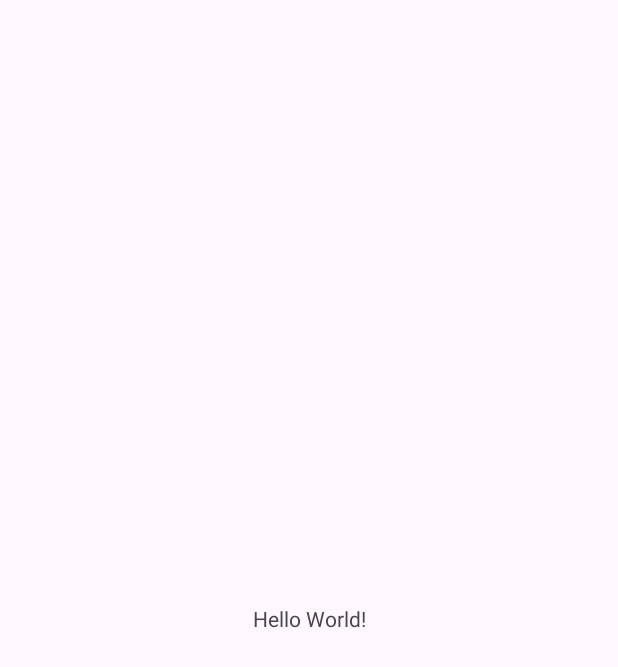
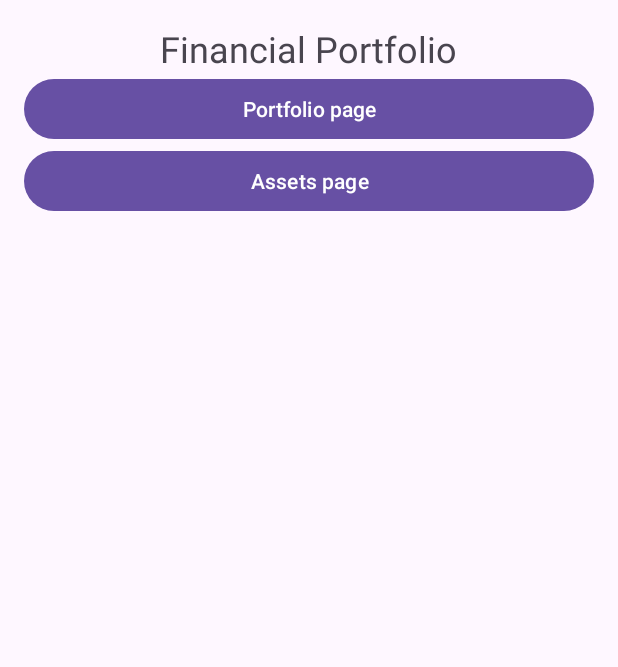
Before and after one commit to UdovikArtem/FinPortfolio, an Android app: the screen it shows after launch (MainActivity), on a phone screen of 412 x 824 dp. Before the commit the part shown is almost empty. Shown: the top 667 px of the screen. Run offline under Robolectric (Android 15) with nearby library versions, the phone set to English and light mode, and no system bars.

```diff
--- a/app/build.gradle
+++ b/app/build.gradle
@@ -30,6 +30,9 @@ android {
     kotlinOptions {
         jvmTarget = '1.8'
     }
+    viewBinding {
+        enabled = true
+    }
 }
 
 dependencies {
@@ -39,6 +42,8 @@ dependencies {
     implementation libs.material
     implementation libs.androidx.activity
     implementation libs.androidx.constraintlayout
+    implementation libs.androidx.navigation.fragment.ktx
+    implementation libs.androidx.navigation.ui.ktx
     testImplementation libs.junit
     androidTestImplementation libs.androidx.junit
     androidTestImplementation libs.androidx.espresso.core
--- a/app/src/main/java/com/example/finportfolio/MainActivity.kt
+++ b/app/src/main/java/com/example/finportfolio/MainActivity.kt
@@ -1,20 +1,15 @@
 package com.example.finportfolio
 
 import android.os.Bundle
-import androidx.activity.enableEdgeToEdge
 import androidx.appcompat.app.AppCompatActivity
-import androidx.core.view.ViewCompat
-import androidx.core.view.WindowInsetsCompat
+import com.example.finportfolio.databinding.ActivityMainBinding
 
 class MainActivity : AppCompatActivity() {
+    private lateinit var binding: ActivityMainBinding
+
     override fun onCreate(savedInstanceState: Bundle?) {
         super.onCreate(savedInstanceState)
-        enableEdgeToEdge()
-        setContentView(R.layout.activity_main)
-        ViewCompat.setOnApplyWindowInsetsListener(findViewById(R.id.main)) { v, insets ->
-            val systemBars = insets.getInsets(WindowInsetsCompat.Type.systemBars())
-            v.setPadding(systemBars.left, systemBars.top, systemBars.right, systemBars.bottom)
-            insets
-        }
+        binding = ActivityMainBinding.inflate(layoutInflater)
+        setContentView(binding.root)
     }
 }
--- /dev/null
+++ b/app/src/main/java/com/example/finportfolio/fragments/main/MainFragment.kt
@@ -0,0 +1,40 @@
+package com.example.finportfolio.fragments.main
+
+import android.os.Bundle
+import android.view.LayoutInflater
+import android.view.View
+import android.view.ViewGroup
+import androidx.fragment.app.Fragment
+import androidx.navigation.fragment.findNavController
+import com.example.finportfolio.R
+import com.example.finportfolio.databinding.FragmentMainBinding
+
+class MainFragment : Fragment() {
+    private var _binding: FragmentMainBinding? = null
+    private val binding get() = _binding!!
+
+    override fun onCreateView(
+        inflater: LayoutInflater, container: ViewGroup?,
+        savedInstanceState: Bundle?
+    ): View {
+        _binding = FragmentMainBinding.inflate(inflater, container, false)
+        return binding.root
+    }
+
+    override fun onViewCreated(view: View, savedInstanceState: Bundle?) {
+        super.onViewCreated(view, savedInstanceState)
+
+        binding.buttonFragmentPortfolio.setOnClickListener {
+            findNavController().navigate(R.id.action_mainFragment_to_portfolioFragment)
+        }
+
+        binding.buttonFragmentAsset.setOnClickListener {
+            findNavController().navigate(R.id.action_mainFragment_to_assetFragment)
+        }
+    }
+
+    override fun onDestroyView() {
+        super.onDestroyView()
+        _binding = null
+    }
+}
--- a/app/src/main/res/layout/activity_main.xml
+++ b/app/src/main/res/layout/activity_main.xml
@@ -1,19 +1,17 @@
 <?xml version="1.0" encoding="utf-8"?>
 <androidx.constraintlayout.widget.ConstraintLayout xmlns:android="http://schemas.android.com/apk/res/android"
+    xmlns:tools="http://schemas.android.com/tools"
     xmlns:app="http://schemas.android.com/apk/res-auto"
-    xmlns:tools="http://schemas.android.com/tools"
     android:id="@+id/main"
     android:layout_width="match_parent"
     android:layout_height="match_parent"
     tools:context=".MainActivity">
 
-    <TextView
-        android:layout_width="wrap_content"
-        android:layout_height="wrap_content"
-        android:text="Hello World!"
-        app:layout_constraintBottom_toBottomOf="parent"
-        app:layout_constraintEnd_toEndOf="parent"
-        app:layout_constraintStart_toStartOf="parent"
-        app:layout_constraintTop_toTopOf="parent" />
+    <androidx.fragment.app.FragmentContainerView
+        android:id="@+id/fragment_container"
+        android:layout_width="match_parent"
+        android:layout_height="match_parent"
+        android:name="androidx.navigation.fragment.NavHostFragment"
+        app:navGraph="@navigation/navigation" />
 
 </androidx.constraintlayout.widget.ConstraintLayout>
--- /dev/null
+++ b/app/src/main/res/layout/fragment_main.xml
@@ -0,0 +1,30 @@
+<?xml version="1.0" encoding="utf-8"?>
+<LinearLayout xmlns:android="http://schemas.android.com/apk/res/android"
+    xmlns:tools="http://schemas.android.com/tools"
+    android:id="@+id/main"
+    android:layout_width="match_parent"
+    android:layout_height="match_parent"
+    android:orientation="vertical"
+    android:padding="16dp"
+    tools:context=".fragments.main.MainFragment">
+
+    <TextView
+        android:layout_width="wrap_content"
+        android:layout_height="wrap_content"
+        android:layout_gravity="center"
+        android:text="@string/financial_portfolio"
+        android:textSize="24sp" />
+
+    <Button
+        android:id="@+id/buttonFragmentPortfolio"
+        android:layout_width="match_parent"
+        android:layout_height="wrap_content"
+        android:text="@string/portfolio_page" />
+
+    <Button
+        android:id="@+id/buttonFragmentAsset"
+        android:layout_width="match_parent"
+        android:layout_height="wrap_content"
+        android:text="@string/assets_page" />
+
+</LinearLayout>
--- /dev/null
+++ b/app/src/main/res/navigation/navigation.xml
@@ -0,0 +1,38 @@
+<?xml version="1.0" encoding="utf-8"?>
+<navigation xmlns:android="http://schemas.android.com/apk/res/android"
+    xmlns:app="http://schemas.android.com/apk/res-auto"
+    xmlns:tools="http://schemas.android.com/tools"
+    android:id="@+id/navigation"
+    app:startDestination="@id/mainFragment">
+
+    <fragment
+        android:id="@+id/mainFragment"
+        android:name="com.example.finportfolio.fragments.main.MainFragment"
+        android:label="fragment_main"
+        tools:layout="@layout/fragment_main" >
+        <action
+            android:id="@+id/action_mainFragment_to_portfolioFragment"
+            app:destination="@id/portfolioFragment" />
+        <action
+            android:id="@+id/action_mainFragment_to_assetFragment"
+            app:destination="@id/assetFragment" />
+    </fragment>
+    <fragment
+        android:id="@+id/portfolioFragment"
+        android:name="com.example.finportfolio.fragments.portfolio.PortfolioFragment"
+        android:label="fragment_portfolio"
+        tools:layout="@layout/fragment_portfolio" >
+        <action
+            android:id="@+id/action_portfolioFragment_to_mainFragment"
+            app:destination="@id/mainFragment" />
+    </fragment>
+    <fragment
+        android:id="@+id/assetFragment"
+        android:name="com.example.finportfolio.fragments.assets.AssetFragment"
+        android:label="fragment_asset"
+        tools:layout="@layout/fragment_asset" >
+        <action
+            android:id="@+id/action_assetFragment_to_mainFragment"
+            app:destination="@id/mainFragment" />
+    </fragment>
+</navigation>
--- a/app/src/main/res/values/strings.xml
+++ b/app/src/main/res/values/strings.xml
@@ -1,3 +1,7 @@
 <resources>
     <string name="app_name">FinPortfolio</string>
+    <string name="portfolio_page">Portfolio page</string>
+    <string name="assets_page">Assets page</string>
+    <string name="financial_portfolio">Financial Portfolio</string>
+    <string name="main_page">Main page</string>
 </resources>
--- a/gradle/libs.versions.toml
+++ b/gradle/libs.versions.toml
@@ -9,6 +9,8 @@ appcompat = "1.6.1"
 material = "1.10.0"
 activity = "1.8.0"
 constraintlayout = "2.1.4"
+navigationFragmentKtx = "2.7.7"
+navigationUiKtx = "2.7.7"
 
 [libraries]
 androidx-core-ktx = { group = "androidx.core", name = "core-ktx", version.ref = "coreKtx" }
@@ -19,6 +21,8 @@ androidx-appcompat = { group = "androidx.appcompat", name = "appcompat", version
 material = { group = "com.google.android.material", name = "material", version.ref = "material" }
 androidx-activity = { group = "androidx.activity", name = "activity", version.ref = "activity" }
 androidx-constraintlayout = { group = "androidx.constraintlayout", name = "constraintlayout", version.ref = "constraintlayout" }
+androidx-navigation-fragment-ktx = { group = "androidx.navigation", name = "navigation-fragment-ktx", version.ref = "navigationFragmentKtx" }
+androidx-navigation-ui-ktx = { group = "androidx.navigation", name = "navigation-ui-ktx", version.ref = "navigationUiKtx" }
 
 [plugins]
 android-application = { id = "com.android.application", version.ref = "agp" }
```
Also changed, not shown: app/src/main/java/com/example/finportfolio/fragments/assets/AssetFragment.kt (added, +36 -0 lines), app/src/main/java/com/example/finportfolio/fragments/portfolio/PortfolioFragment.kt (added, +36 -0 lines), app/src/main/res/layout/fragment_asset.xml (added, +23 -0 lines), app/src/main/res/layout/fragment_portfolio.xml (added, +23 -0 lines).
